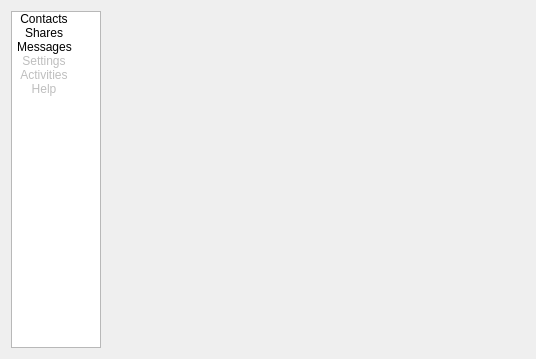
maidsafe-archive/MaidSafe-Encrypt, file src/qt/ui/user_panels.ui: the form before one commit.
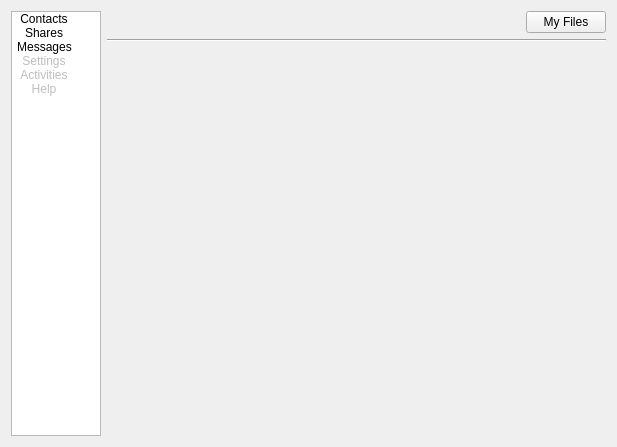
The form after the commit. Icons and pictures are not drawn.

Commit message: pd - gui - qt: add public username panel

```diff
--- a/src/qt/ui/user_panels.ui
+++ b/src/qt/ui/user_panels.ui
@@ -6,14 +6,14 @@
    <rect>
     <x>0</x>
     <y>0</y>
-    <width>536</width>
-    <height>359</height>
+    <width>617</width>
+    <height>447</height>
    </rect>
   </property>
   <property name="windowTitle">
    <string>Form</string>
   </property>
-  <layout class="QHBoxLayout" name="horizontalLayout">
+  <layout class="QHBoxLayout" name="horizontalLayout_2">
    <item>
     <widget class="QListWidget" name="listWidget">
      <property name="sizePolicy">
@@ -139,7 +139,56 @@
     </widget>
    </item>
    <item>
-    <widget class="QStackedWidget" name="stackedWidget"/>
+    <layout class="QVBoxLayout" name="verticalLayout">
+     <item>
+      <layout class="QHBoxLayout" name="horizontalLayout">
+       <item>
+        <widget class="QLabel" name="user_icon">
+         <property name="text">
+          <string/>
+         </property>
+        </widget>
+       </item>
+       <item>
+        <widget class="QLabel" name="user_public_username">
+         <property name="text">
+          <string/>
+         </property>
+        </widget>
+       </item>
+       <item>
+        <spacer name="horizontalSpacer">
+         <property name="orientation">
+          <enum>Qt::Horizontal</enum>
+         </property>
+         <property name="sizeHint" stdset="0">
+          <size>
+           <width>40</width>
+           <height>20</height>
+          </size>
+         </property>
+        </spacer>
+       </item>
+       <item>
+        <widget class="QPushButton" name="my_files_button">
+         <property name="text">
+          <string>My Files</string>
+         </property>
+        </widget>
+       </item>
+      </layout>
+     </item>
+     <item>
+      <widget class="Line" name="line">
+       <property name="orientation">
+        <enum>Qt::Horizontal</enum>
+       </property>
+      </widget>
+     </item>
+     <item>
+      <widget class="QStackedWidget" name="stackedWidget"/>
+     </item>
+    </layout>
    </item>
   </layout>
  </widget>
```
The commit also changes 2 other files.
